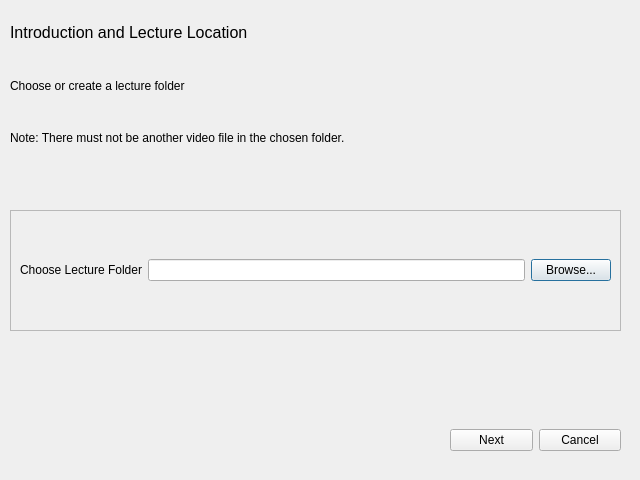
Qt form tcc_gui/tcc_gui/mydialog.ui (raquelrasia/tcc) before a commit.
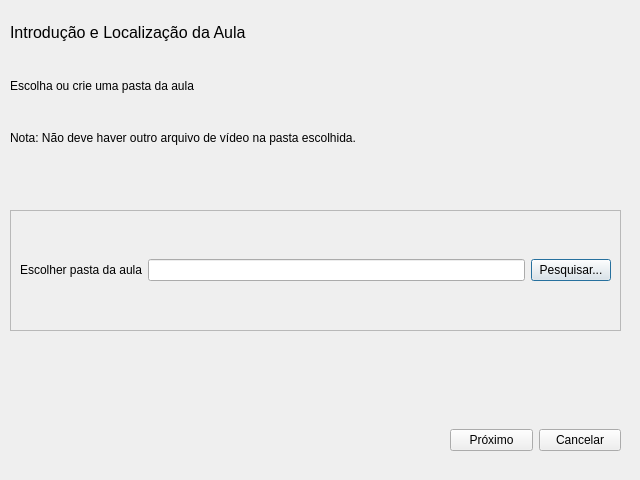
The same form after that commit.

What changed in the file:
```diff
--- a/tcc_gui/tcc_gui/mydialog.ui
+++ b/tcc_gui/tcc_gui/mydialog.ui
@@ -32,21 +32,21 @@
        </size>
       </property>
       <property name="text">
-       <string>&lt;html&gt;&lt;head/&gt;&lt;body&gt;&lt;p&gt;&lt;span style=&quot; font-size:12pt;&quot;&gt;Introduction and Lecture Location&lt;/span&gt;&lt;/p&gt;&lt;/body&gt;&lt;/html&gt;</string>
+       <string>&lt;html&gt;&lt;head/&gt;&lt;body&gt;&lt;p&gt;&lt;span style=&quot; font-size:12pt;&quot;&gt;Introdução e Localização da Aula&lt;/span&gt;&lt;/p&gt;&lt;/body&gt;&lt;/html&gt;</string>
       </property>
      </widget>
     </item>
     <item>
      <widget class="QLabel" name="label_7">
       <property name="text">
-       <string>Choose or create a lecture folder </string>
+       <string>Escolha ou crie uma pasta da aula</string>
       </property>
      </widget>
     </item>
     <item>
      <widget class="QLabel" name="label_5">
       <property name="text">
-       <string>Note: There must not be another video file in the chosen folder.</string>
+       <string>Nota: Não deve haver outro arquivo de vídeo na pasta escolhida.</string>
       </property>
      </widget>
     </item>
@@ -95,7 +95,7 @@
        <item>
         <widget class="QLabel" name="label">
          <property name="text">
-          <string>Choose Lecture Folder</string>
+          <string>Escolher pasta da aula</string>
          </property>
         </widget>
        </item>
@@ -109,7 +109,7 @@
        <item>
         <widget class="QPushButton" name="pushButton">
          <property name="text">
-          <string>Browse...</string>
+          <string>Pesquisar...</string>
          </property>
         </widget>
        </item>
@@ -131,14 +131,14 @@
     <item>
      <widget class="QPushButton" name="pushButton_2">
       <property name="text">
-       <string>Next</string>
+       <string>Próximo</string>
       </property>
      </widget>
     </item>
     <item>
      <widget class="QPushButton" name="pushButton_3">
       <property name="text">
-       <string>Cancel</string>
+       <string>Cancelar</string>
       </property>
      </widget>
     </item>
```
